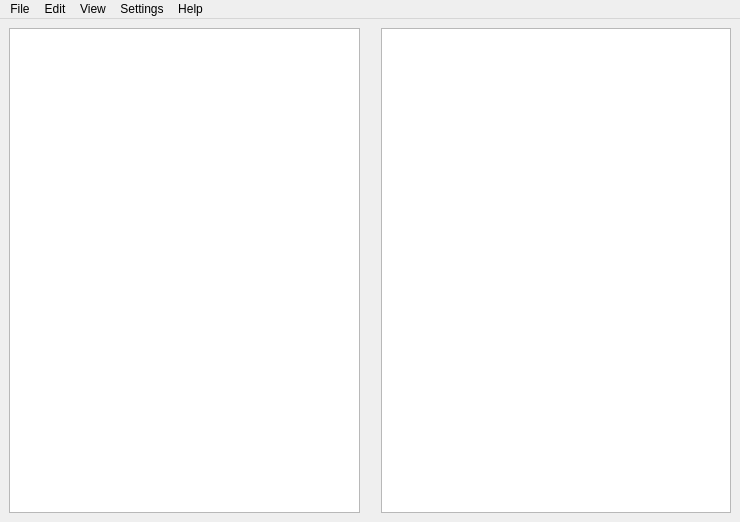
This is qboprox/main.ui in alexbarcelo/boprox as Qt 5 draws it before an edit. The edited form follows.
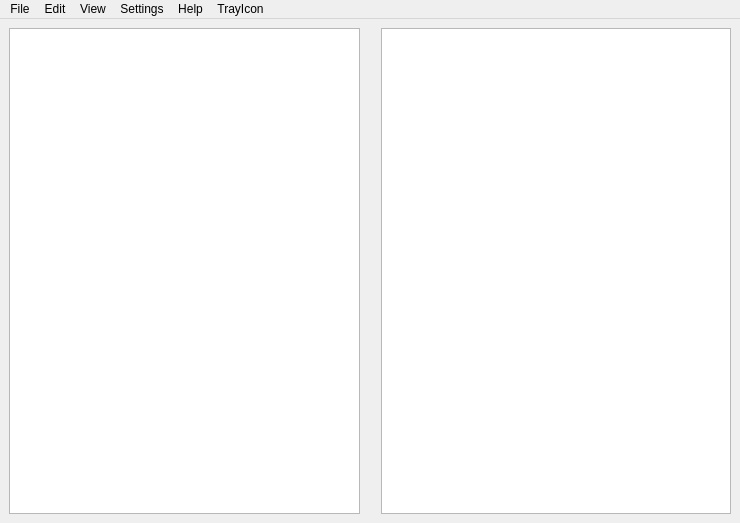
This is the edited form.

Commit message: Adding tray and general gui code

What changed in the file:
```diff
--- a/qboprox/main.ui
+++ b/qboprox/main.ui
@@ -7,7 +7,7 @@
     <x>0</x>
     <y>0</y>
     <width>740</width>
-    <height>522</height>
+    <height>523</height>
    </rect>
   </property>
   <property name="windowTitle">
@@ -114,11 +114,20 @@
     </property>
     <addaction name="actionAbout"/>
    </widget>
+   <widget class="QMenu" name="menuTrayIcon">
+    <property name="title">
+     <string>TrayIcon</string>
+    </property>
+    <addaction name="trayRefresh"/>
+    <addaction name="separator"/>
+    <addaction name="trayQuit"/>
+   </widget>
    <addaction name="menuFile"/>
    <addaction name="menuEdit"/>
    <addaction name="menuView"/>
    <addaction name="menuSettings"/>
    <addaction name="menuHelp"/>
+   <addaction name="menuTrayIcon"/>
   </widget>
   <action name="actionQuit">
    <property name="text">
```
Left out of the diff: 47 changed lines with no effect on the pictures. The commit also changes 5 other files.
